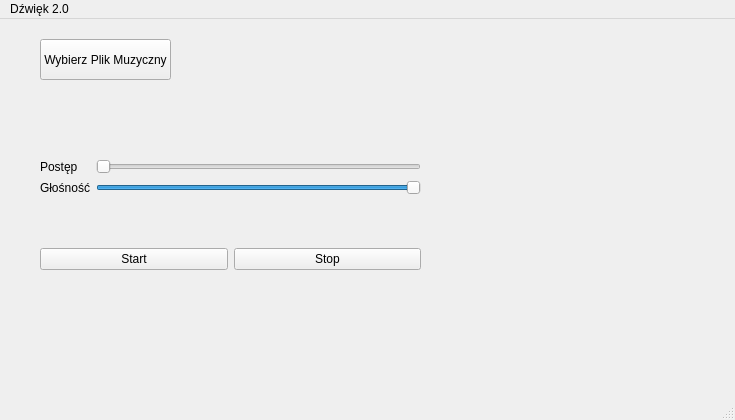
Old version of the form mainwindow.ui in the repository Cyrus440/Projekt1-AplikacjaMuzyczna.
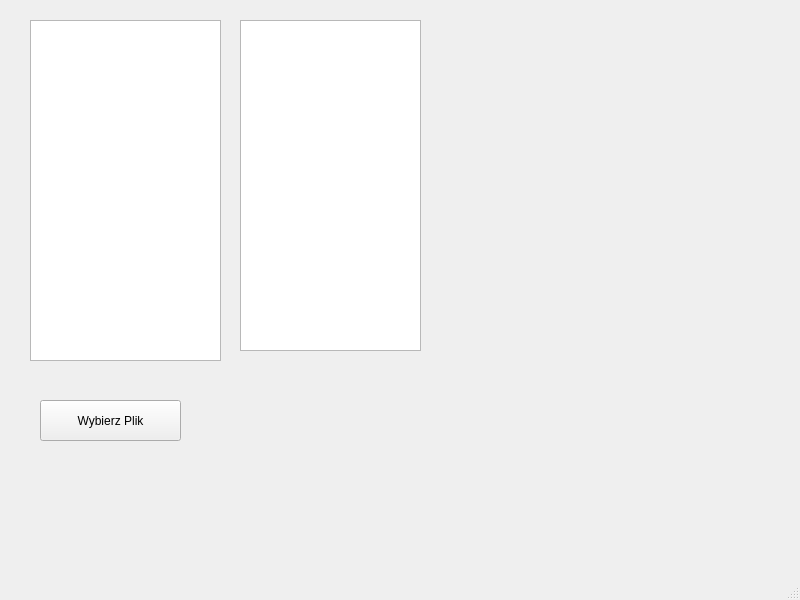
New version of the form.

```diff
--- a/mainwindow.ui
+++ b/mainwindow.ui
@@ -6,8 +6,8 @@
    <rect>
     <x>0</x>
     <y>0</y>
-    <width>735</width>
-    <height>420</height>
+    <width>800</width>
+    <height>600</height>
    </rect>
   </property>
   <property name="windowTitle">
@@ -18,101 +18,47 @@
     <property name="geometry">
      <rect>
       <x>40</x>
-      <y>20</y>
-      <width>131</width>
+      <y>400</y>
+      <width>141</width>
       <height>41</height>
      </rect>
     </property>
     <property name="text">
-     <string>Wybierz Plik Muzyczny</string>
+     <string>Wybierz Plik</string>
     </property>
    </widget>
-   <widget class="QWidget" name="layoutWidget">
+   <widget class="QTreeView" name="treeView">
     <property name="geometry">
      <rect>
-      <x>40</x>
-      <y>140</y>
-      <width>381</width>
-      <height>111</height>
+      <x>30</x>
+      <y>20</y>
+      <width>191</width>
+      <height>341</height>
      </rect>
     </property>
-    <layout class="QVBoxLayout" name="verticalLayout">
-     <item>
-      <layout class="QFormLayout" name="formLayout">
-       <item row="0" column="0">
-        <widget class="QLabel" name="label_2">
-         <property name="text">
-          <string>Postęp</string>
-         </property>
-        </widget>
-       </item>
-       <item row="0" column="1">
-        <widget class="QSlider" name="horizontalSlider_Progress">
-         <property name="orientation">
-          <enum>Qt::Horizontal</enum>
-         </property>
-        </widget>
-       </item>
-       <item row="1" column="0">
-        <widget class="QLabel" name="label">
-         <property name="text">
-          <string>Głośność</string>
-         </property>
-        </widget>
-       </item>
-       <item row="1" column="1">
-        <widget class="QSlider" name="horizontalSlider_Volume">
-         <property name="maximum">
-          <number>100</number>
-         </property>
-         <property name="value">
-          <number>100</number>
-         </property>
-         <property name="orientation">
-          <enum>Qt::Horizontal</enum>
-         </property>
-        </widget>
-       </item>
-      </layout>
-     </item>
-     <item>
-      <layout class="QHBoxLayout" name="horizontalLayout">
-       <item>
-        <widget class="QPushButton" name="pushButton_2">
-         <property name="text">
-          <string>Start</string>
-         </property>
-        </widget>
-       </item>
-       <item>
-        <widget class="QPushButton" name="pushButton_3">
-         <property name="text">
-          <string>Stop</string>
-         </property>
-        </widget>
-       </item>
-      </layout>
-     </item>
-    </layout>
+   </widget>
+   <widget class="QListView" name="listView">
+    <property name="geometry">
+     <rect>
+      <x>240</x>
+      <y>20</y>
+      <width>181</width>
+      <height>331</height>
+     </rect>
+    </property>
    </widget>
   </widget>
-  <widget class="QStatusBar" name="statusbar"/>
-  <widget class="QMenuBar" name="menuBar">
+  <widget class="QMenuBar" name="menubar">
    <property name="geometry">
     <rect>
      <x>0</x>
      <y>0</y>
-     <width>735</width>
+     <width>800</width>
      <height>20</height>
     </rect>
    </property>
-   <widget class="QMenu" name="menuD_wi_k_2_0">
-    <property name="title">
-     <string>Dźwięk 2.0</string>
-    </property>
-   </widget>
-   <addaction name="menuD_wi_k_2_0"/>
   </widget>
+  <widget class="QStatusBar" name="statusbar"/>
  </widget>
  <resources/>
  <connections/>
```
